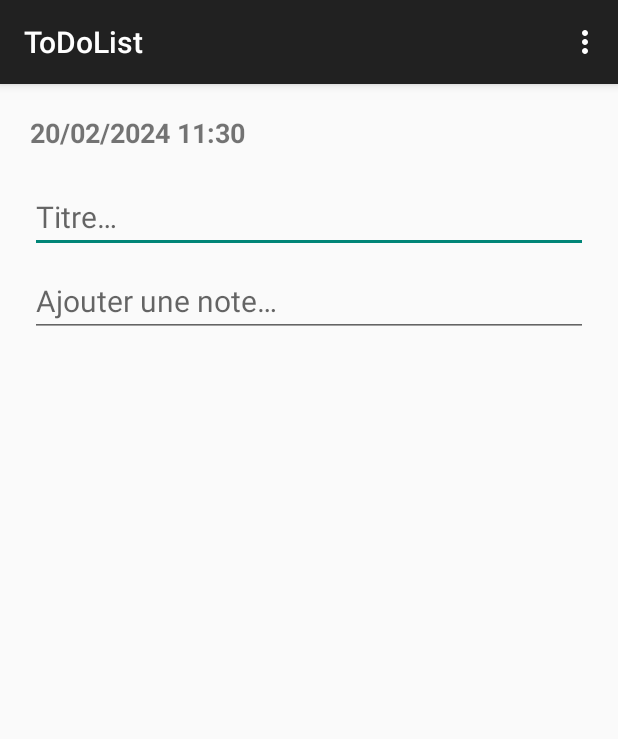
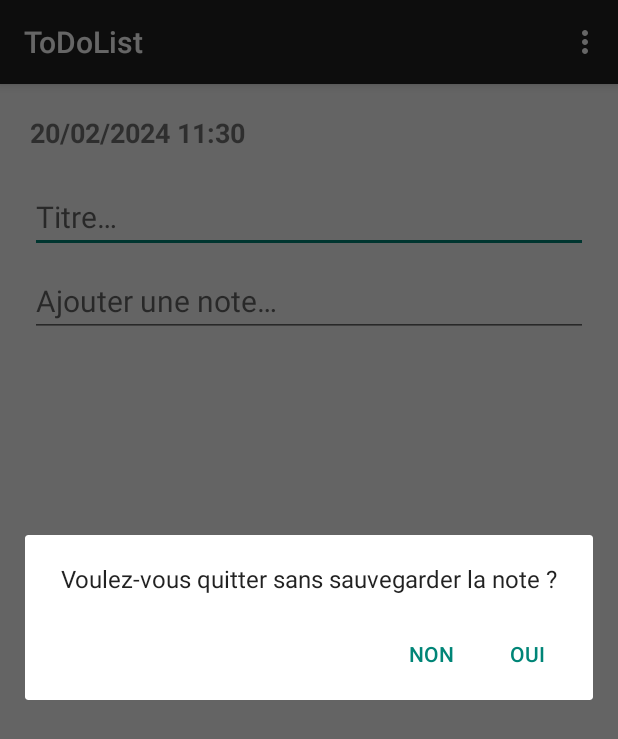
Before and after one commit to Emeline1710/ToDoList, an Android app: the CreateNote screen opened directly, with no data from a screen before it, in the options menu, after a tap on "Voir toutes les notes", on a phone screen of 412 x 824 dp. Shown: the top 739 px of the screen. Run offline under Robolectric (Android 15) with nearby library versions, the phone set to English and light mode, and no system bars.

```diff
--- a/app/src/main/java/com/example/todolist/Views/CreateNote.java
+++ b/app/src/main/java/com/example/todolist/Views/CreateNote.java
@@ -97,6 +97,24 @@ public class CreateNote extends AppCompatActivity {
             return true;
         }
 
+        if (id == R.id.view_notes) {
+            new AlertDialog.Builder(this)
+                    .setMessage("Voulez-vous quitter sans sauvegarder la note ?")
+                    .setPositiveButton("Oui", new DialogInterface.OnClickListener() {
+                        @Override
+                        public void onClick(DialogInterface dialog, int which) {
+                            Intent intent = new Intent(CreateNote.this, ViewNotes.class);
+                            startActivity(intent);
+                        }
+                    })
+                    .setNegativeButton("Non", new DialogInterface.OnClickListener() {
+                        @Override
+                        public void onClick(DialogInterface dialog, int which) {}
+                    })
+                    .show();
+            return true;
+        }
+
         return super.onOptionsItemSelected(item);
     }
 }
```
